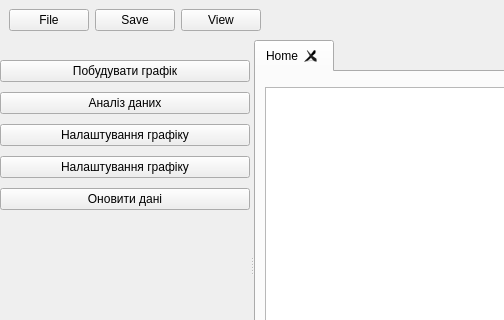
First picture: the form in UI/main_window.ui, repository 1DenLy/ChartInsight, before the edit; both pictures show x 0 to 504 and y 0 to 320 of the 800 by 550 pixel window.
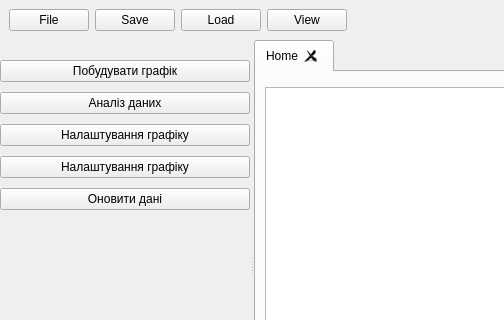
Second picture: the form after the edit.

What changed in the file:
```diff
--- a/UI/main_window.ui
+++ b/UI/main_window.ui
@@ -89,6 +89,13 @@
              </property>
             </widget>
            </item>
+           <item>
+            <widget class="QPushButton" name="pushButton_load">
+             <property name="text">
+              <string>Load</string>
+             </property>
+            </widget>
+           </item>
            <item>
             <widget class="QPushButton" name="pushButton_view">
              <property name="text">
```
Left out of the diff: 6 changed lines with no effect on the pictures.
